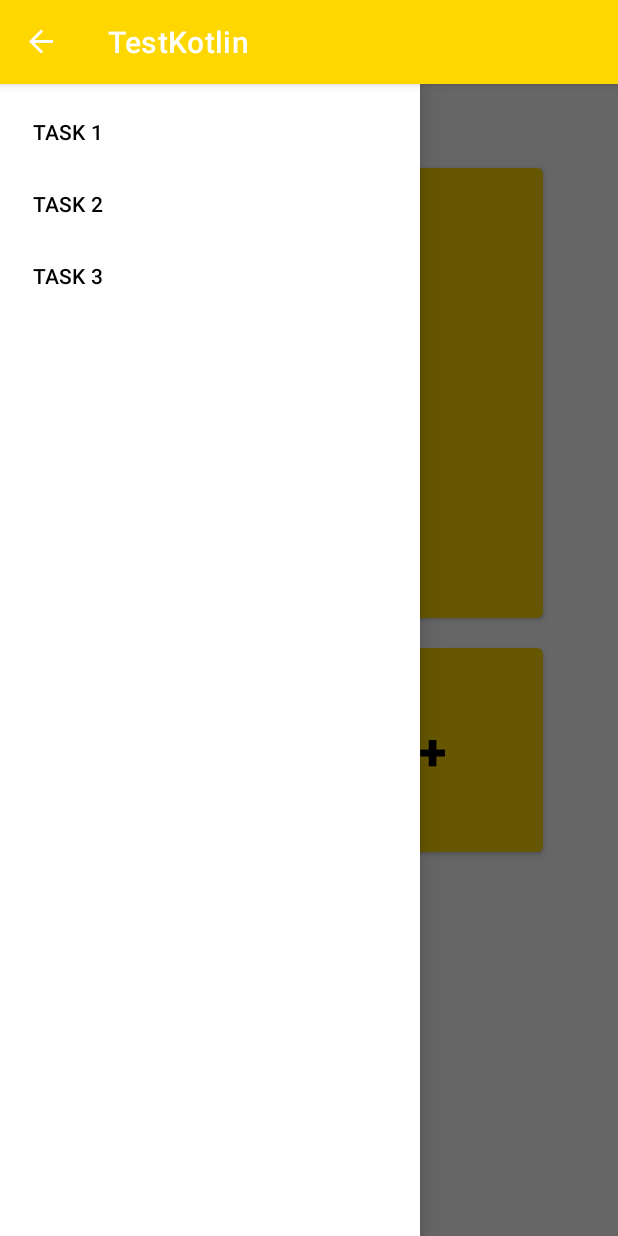
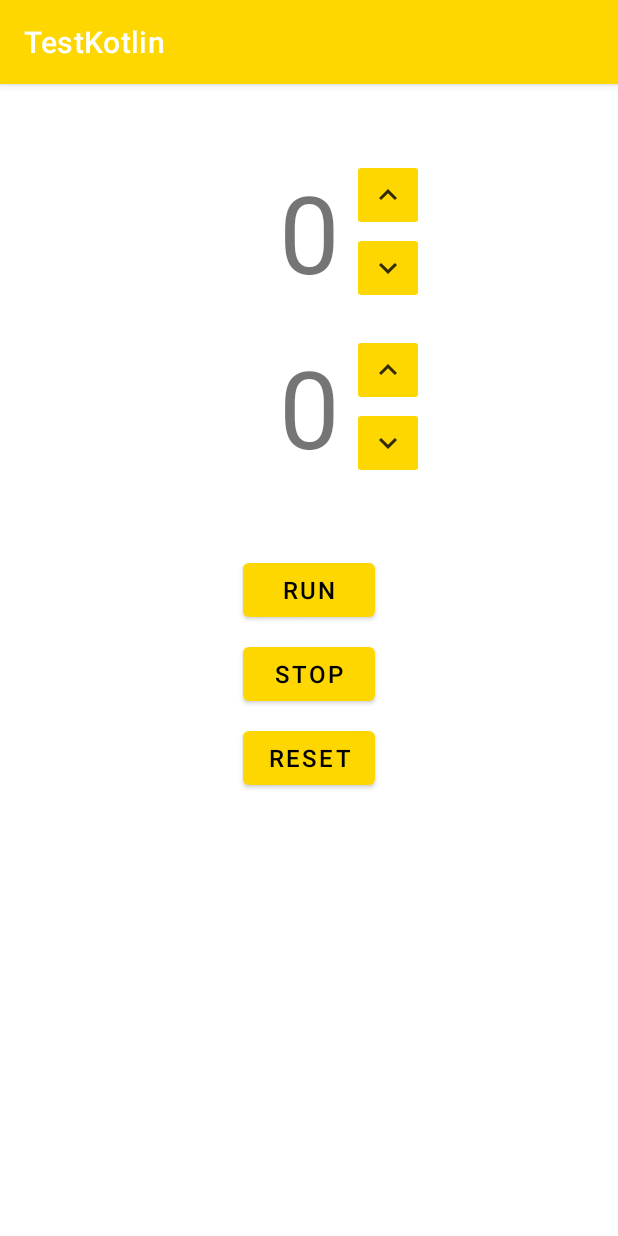
Before and after one commit to ValeryNikolashin/itmo-mobile-development-kotlin, an Android app: the screen it shows after launch (EntryActivity before the commit, Task2Activity after it), after a tap on "TASK 2", on a phone screen of 412 x 824 dp. Run offline under Robolectric (Android 15) with nearby library versions, the phone set to English and light mode, and no system bars; 2 other taps on this screen came first.

Commit message:
Add Task 2

```diff
--- a/TestKotlin/app/src/main/java/com/example/testkotlin/EntryActivity.kt
+++ b/TestKotlin/app/src/main/java/com/example/testkotlin/EntryActivity.kt
@@ -57,6 +57,12 @@ class EntryActivity : AppCompatActivity() {
                     val intent = Intent(this, MainActivity::class.java)
                     startActivity(intent)
                 }
+                R.id.nav_task2 -> {
+                    val message = "Move to Task2Activity."
+                    Log.i("EntryActivity", message)
+                    val intent = Intent(this, Task2Activity::class.java)
+                    startActivity(intent)
+                }
             }
             true
         }
--- /dev/null
+++ b/TestKotlin/app/src/main/java/com/example/testkotlin/TAG.kt
@@ -0,0 +1,3 @@
+package com.example.testkotlin
+
+const val TASK2_ACTIVITY_TAG = "Task2Activity"
--- /dev/null
+++ b/TestKotlin/app/src/main/java/com/example/testkotlin/Task2Activity.kt
@@ -0,0 +1,159 @@
+package com.example.testkotlin
+
+import androidx.appcompat.app.AppCompatActivity
+import android.os.Bundle
+import android.util.Log
+import android.widget.Button
+import android.widget.ImageButton
+import android.widget.TextView
+import java.util.concurrent.atomic.AtomicBoolean
+
+class Task2Activity : AppCompatActivity() {
+    private val startCountersValue = 0
+    private val delayAddition = 100
+    private var startThread1CounterDelay: Long = 400
+    private var startThread2CounterDelay: Long = 600
+
+    private lateinit var tvThread1Counter: TextView
+    private lateinit var tvThread2Counter: TextView
+
+    private lateinit var btnThreadRun: Button
+    private lateinit var btnThreadStop: Button
+    private lateinit var btnThreadReset: Button
+
+    private lateinit var iBtnIncreaseThread1CounterSpeed: ImageButton
+    private lateinit var iBtnDecreaseThread1CounterSpeed: ImageButton
+    private lateinit var iBtnIncreaseThread2CounterSpeed: ImageButton
+    private lateinit var iBtnDecreaseThread2CounterSpeed: ImageButton
+
+    private var thread1Counter: Int = startCountersValue
+    private var thread2Counter: Int = startCountersValue
+
+    @Volatile
+    private var thread1CounterDelay = startThread1CounterDelay
+    @Volatile
+    private var thread2CounterDelay = startThread2CounterDelay
+
+    private var areThreadsRunning: AtomicBoolean = AtomicBoolean(false)
+    private var isActivityDestroyed: AtomicBoolean = AtomicBoolean(false)
+
+    private val thread1: Thread = Thread {
+        while (true) {
+            Thread.sleep(thread1CounterDelay)
+
+            if (areThreadsRunning.get()) {
+                runOnUiThread {
+                    thread1Counter++
+                    tvThread1Counter.text = "$thread1Counter"
+                }
+            }
+
+            if (isActivityDestroyed.get()) {
+                Log.d(TASK2_ACTIVITY_TAG, "Thread1 finished.")
+                break
+            }
+            Log.d(TASK2_ACTIVITY_TAG, "Thread1 is working.")
+        }
+    }
+
+    private val thread2: Thread = Thread {
+        while (true) {
+            Thread.sleep(thread2CounterDelay)
+
+            if (areThreadsRunning.get()) {
+                runOnUiThread {
+                    thread2Counter++
+                    tvThread2Counter.text = "$thread2Counter"
+                }
+            }
+
+            if (isActivityDestroyed.get()) {
+                Log.d(TASK2_ACTIVITY_TAG, "Thread2 finished.")
+                break
+            }
+            Log.d(TASK2_ACTIVITY_TAG, "Thread2 is working.")
+        }
+    }
+
+    override fun onCreate(savedInstanceState: Bundle?) {
+        super.onCreate(savedInstanceState)
+        setContentView(R.layout.activity_task2)
+
+        init()
+        setListeners()
+    }
+
+    private fun init() {
+        tvThread1Counter = findViewById(R.id.tvThread1Counter)
+        tvThread2Counter = findViewById(R.id.tvThread2Counter)
+
+        tvThread1Counter.text = "$thread1Counter"
+        tvThread2Counter.text = "$thread2Counter"
+
+        btnThreadRun = findViewById(R.id.btnRunThreads)
+        btnThreadStop = findViewById(R.id.btnStopThreads)
+        btnThreadReset = findViewById(R.id.btnResetThreads)
+
+        iBtnIncreaseThread1CounterSpeed = findViewById(R.id.iBtnIncreaseThread1Counter)
+        iBtnDecreaseThread1CounterSpeed = findViewById(R.id.iBtnDecreaseThread1Counter)
+        iBtnIncreaseThread2CounterSpeed = findViewById(R.id.iBtnIncreaseThread2Counter)
+        iBtnDecreaseThread2CounterSpeed = findViewById(R.id.iBtnDecreaseThread2Counter)
+    }
+
+    private fun setListeners() {
+        btnThreadRun.setOnClickListener {
+            if (!thread1.isAlive)
+                thread1.start()
+            if (!thread2.isAlive)
+                thread2.start()
+
+            areThreadsRunning.set(true)
+        }
+
+        btnThreadStop.setOnClickListener {
+            areThreadsRunning.set(false)
+        }
+
+        btnThreadReset.setOnClickListener {
+            areThreadsRunning.set(false)
+
+            thread1Counter = startCountersValue
+            thread2Counter = startCountersValue
+
+            thread1CounterDelay = startThread1CounterDelay
+            thread2CounterDelay = startThread2CounterDelay
+
+            tvThread1Counter.text = "$thread1Counter"
+            tvThread2Counter.text = "$thread2Counter"
+        }
+
+        iBtnIncreaseThread1CounterSpeed.setOnClickListener {
+            if (areThreadsRunning.get() && thread1CounterDelay > delayAddition) {
+                thread1CounterDelay -= delayAddition
+            }
+        }
+
+        iBtnDecreaseThread1CounterSpeed.setOnClickListener {
+            if (areThreadsRunning.get()) {
+                thread1CounterDelay += delayAddition
+            }
+        }
+
+        iBtnIncreaseThread2CounterSpeed.setOnClickListener {
+            if (areThreadsRunning.get() && thread2CounterDelay > delayAddition) {
+                thread2CounterDelay -= delayAddition
+            }
+        }
+
+        iBtnDecreaseThread2CounterSpeed.setOnClickListener {
+            if (areThreadsRunning.get()) {
+                thread2CounterDelay += delayAddition
+            }
+        }
+    }
+
+    override fun onDestroy() {
+        super.onDestroy()
+        isActivityDestroyed.set(true)
+    }
+}
--- /dev/null
+++ b/TestKotlin/app/src/main/res/drawable-anydpi/ic_down.xml
@@ -0,0 +1,11 @@
+<vector xmlns:android="http://schemas.android.com/apk/res/android"
+    android:width="24dp"
+    android:height="24dp"
+    android:viewportWidth="24"
+    android:viewportHeight="24"
+    android:tint="#000000"
+    android:alpha="0.8">
+  <path
+      android:fillColor="@android:color/white"
+      android:pathData="M7.41,8.59L12,13.17l4.59,-4.58L18,10l-6,6 -6,-6 1.41,-1.41z"/>
+</vector>
--- /dev/null
+++ b/TestKotlin/app/src/main/res/drawable-anydpi/ic_up.xml
@@ -0,0 +1,11 @@
+<vector xmlns:android="http://schemas.android.com/apk/res/android"
+    android:width="24dp"
+    android:height="24dp"
+    android:viewportWidth="24"
+    android:viewportHeight="24"
+    android:tint="#000000"
+    android:alpha="0.8">
+  <path
+      android:fillColor="@android:color/white"
+      android:pathData="M7.41,15.41L12,10.83l4.59,4.58L18,14l-6,-6 -6,6z"/>
+</vector>
--- /dev/null
+++ b/TestKotlin/app/src/main/res/layout/activity_task2.xml
@@ -0,0 +1,112 @@
+<?xml version="1.0" encoding="utf-8"?>
+<androidx.constraintlayout.widget.ConstraintLayout xmlns:android="http://schemas.android.com/apk/res/android"
+    xmlns:app="http://schemas.android.com/apk/res-auto"
+    xmlns:tools="http://schemas.android.com/tools"
+    android:layout_width="match_parent"
+    android:layout_height="match_parent"
+    tools:context=".Task2Activity">
+
+    <TextView
+        android:id="@+id/tvThread1Counter"
+        android:layout_width="wrap_content"
+        android:layout_height="wrap_content"
+        android:layout_marginTop="@dimen/fifty_dp"
+        android:text="@string/zero"
+        android:textSize="@dimen/large_text_size"
+        app:layout_constraintEnd_toEndOf="parent"
+        app:layout_constraintStart_toStartOf="parent"
+        app:layout_constraintTop_toTopOf="parent" />
+
+    <TextView
+        android:id="@+id/tvThread2Counter"
+        android:layout_width="wrap_content"
+        android:layout_height="wrap_content"
+        android:layout_marginTop="@dimen/twenty_dp"
+        android:text="@string/zero"
+        android:textSize="@dimen/large_text_size"
+        app:layout_constraintEnd_toEndOf="parent"
+        app:layout_constraintStart_toStartOf="parent"
+        app:layout_constraintTop_toBottomOf="@+id/tvThread1Counter" />
+
+    <Button
+        android:id="@+id/btnRunThreads"
+        android:layout_width="wrap_content"
+        android:layout_height="wrap_content"
+        android:layout_marginTop="@dimen/fifty_dp"
+        android:text="@string/run"
+        android:textSize="@dimen/standard_text_size"
+        app:layout_constraintEnd_toEndOf="parent"
+        app:layout_constraintStart_toStartOf="parent"
+        app:layout_constraintTop_toBottomOf="@+id/tvThread2Counter" />
+
+    <Button
+        android:id="@+id/btnStopThreads"
+        android:layout_width="wrap_content"
+        android:layout_height="wrap_content"
+        android:layout_marginTop="@dimen/min_indent"
+        android:text="@string/stop"
+        android:textSize="@dimen/standard_text_size"
+        app:layout_constraintEnd_toEndOf="parent"
+        app:layout_constraintStart_toStartOf="parent"
+        app:layout_constraintTop_toBottomOf="@+id/btnRunThreads" />
+
+    <Button
+        android:id="@+id/btnResetThreads"
+        android:layout_width="wrap_content"
+        android:layout_height="wrap_content"
+        android:layout_marginTop="@dimen/min_indent"
+        android:text="@string/reset"
+        android:textSize="@dimen/standard_text_size"
+        app:layout_constraintEnd_toEndOf="parent"
+        app:layout_constraintStart_toStartOf="parent"
+        app:layout_constraintTop_toBottomOf="@+id/btnStopThreads" />
+
+    <ImageButton
+        android:id="@+id/iBtnDecreaseThread1Counter"
+        android:layout_width="wrap_content"
+        android:layout_height="wrap_content"
+        android:layout_marginStart="@dimen/min_indent"
+        android:backgroundTint="@color/gold"
+        android:minHeight="48dp"
+        app:layout_constraintBottom_toBottomOf="@+id/tvThread1Counter"
+        app:layout_constraintStart_toEndOf="@+id/tvThread1Counter"
+        app:srcCompat="@drawable/ic_down"
+        android:contentDescription="@string/decrease_first_counter_speed" />
+
+    <ImageButton
+        android:id="@+id/iBtnIncreaseThread1Counter"
+        android:layout_width="wrap_content"
+        android:layout_height="wrap_content"
+        android:layout_marginStart="@dimen/min_indent"
+        android:backgroundTint="@color/gold"
+        android:minHeight="48dp"
+        app:layout_constraintStart_toEndOf="@+id/tvThread1Counter"
+        app:layout_constraintTop_toTopOf="@+id/tvThread1Counter"
+        app:srcCompat="@drawable/ic_up"
+        android:contentDescription="@string/increase_first_counter_speed"/>
+
+    <ImageButton
+        android:id="@+id/iBtnIncreaseThread2Counter"
+        android:layout_width="wrap_content"
+        android:layout_height="wrap_content"
+        android:layout_marginStart="@dimen/min_indent"
+        android:backgroundTint="@color/gold"
+        android:minHeight="48dp"
+        app:layout_constraintStart_toEndOf="@+id/tvThread2Counter"
+        app:layout_constraintTop_toTopOf="@+id/tvThread2Counter"
+        app:srcCompat="@drawable/ic_up"
+        android:contentDescription="@string/increase_second_counter_speed" />
+
+    <ImageButton
+        android:id="@+id/iBtnDecreaseThread2Counter"
+        android:layout_width="wrap_content"
+        android:layout_height="wrap_content"
+        android:layout_marginStart="@dimen/min_indent"
+        android:backgroundTint="@color/gold"
+        android:minHeight="48dp"
+        app:layout_constraintBottom_toBottomOf="@+id/tvThread2Counter"
+        app:layout_constraintStart_toEndOf="@+id/tvThread2Counter"
+        app:srcCompat="@drawable/ic_down"
+        android:contentDescription="@string/decrease_second_counter_speed" />
+
+</androidx.constraintlayout.widget.ConstraintLayout>
--- a/TestKotlin/app/src/main/res/values/dimens.xml
+++ b/TestKotlin/app/src/main/res/values/dimens.xml
@@ -6,7 +6,8 @@
     <dimen name="fifty_dp">50dp</dimen>
     <dimen name="twenty_dp">20dp</dimen>
     <dimen name="standard_text_size">16sp</dimen>
-    <dimen name="large_text_size">48sp</dimen>
+    <dimen name="extra_big_text_size">48sp</dimen>
     <dimen name="big_text_size">34sp</dimen>
     <dimen name="extra_large_text_size">96sp</dimen>
+    <dimen name="large_text_size">72sp</dimen>
 </resources>
--- a/TestKotlin/app/src/main/res/values/strings.xml
+++ b/TestKotlin/app/src/main/res/values/strings.xml
@@ -23,4 +23,11 @@
     <string name="close">Close</string>
     <string name="minus" translatable="false">-</string>
     <string name="plus" translatable="false">+</string>
+    <string name="run">Run</string>
+    <string name="stop">Stop</string>
+    <string name="reset">Reset</string>
+    <string name="increase_first_counter_speed">Increase first counter speed</string>
+    <string name="decrease_first_counter_speed">Decrease first counter speed</string>
+    <string name="decrease_second_counter_speed">Decrease second counter speed</string>
+    <string name="increase_second_counter_speed">Increase second counter speed</string>
 </resources>
--- a/TestKotlin/build.gradle
+++ b/TestKotlin/build.gradle
@@ -5,8 +5,8 @@ buildscript {
         mavenCentral()
     }
     dependencies {
-        classpath "com.android.tools.build:gradle:7.0.2"
-        classpath "org.jetbrains.kotlin:kotlin-gradle-plugin:1.5.30"
+        classpath 'com.android.tools.build:gradle:7.0.3'
+        classpath 'org.jetbrains.kotlin:kotlin-gradle-plugin:1.6.0'
 
         // NOTE: Do not place your application dependencies here; they belong
         // in the individual module build.gradle files
```
Also changed, not shown: TestKotlin/app/src/main/AndroidManifest.xml (+5 -4 lines), TestKotlin/app/src/main/res/drawable-hdpi/ic_down.png (added), TestKotlin/app/src/main/res/drawable-hdpi/ic_up.png (added), TestKotlin/app/src/main/res/drawable-mdpi/ic_down.png (added), TestKotlin/app/src/main/res/drawable-mdpi/ic_up.png (added), TestKotlin/app/src/main/res/drawable-xhdpi/ic_down.png (added), TestKotlin/app/src/main/res/drawable-xhdpi/ic_up.png (added), TestKotlin/app/src/main/res/drawable-xxhdpi/ic_down.png (added), TestKotlin/app/src/main/res/drawable-xxhdpi/ic_up.png (added), 1 other file.
